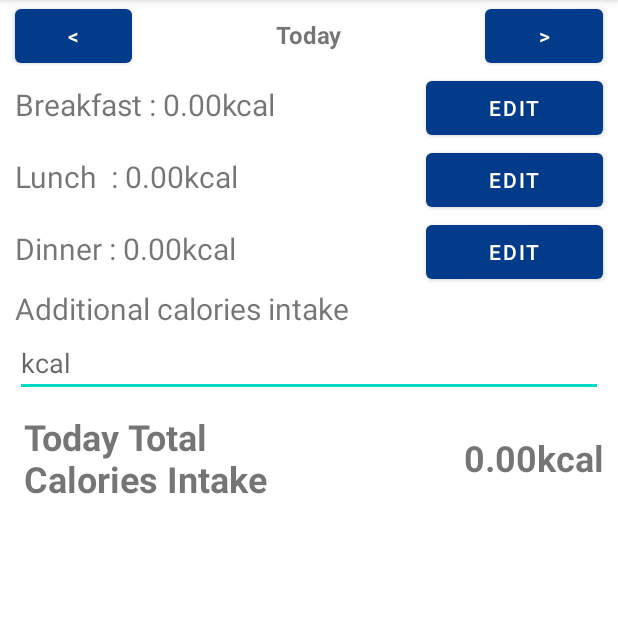
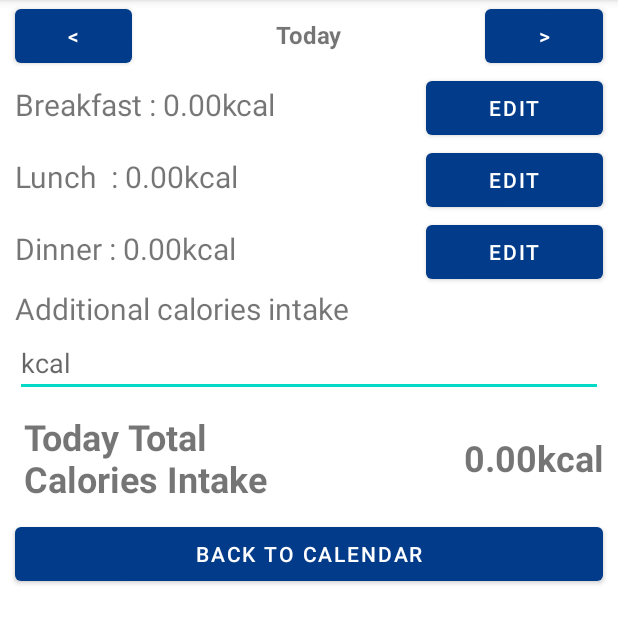
Before and after one commit to hosuiting/COMP3330Project, an Android app: the DailyCaloriesActivity screen opened directly, with no data from a screen before it, on a phone screen of 412 x 824 dp, the part 84-728 px from its top. Run offline under Robolectric (Android 15) with nearby library versions, the phone set to English and light mode, and no system bars.

Commit message:
calendar + dailycalories

```diff
--- a/app/src/main/java/hk/hku/cs/comp3330project/DailyCaloriesActivity.java
+++ b/app/src/main/java/hk/hku/cs/comp3330project/DailyCaloriesActivity.java
@@ -43,6 +43,7 @@ public class DailyCaloriesActivity extends AppCompatActivity {
     private Button tomorrow;
     private DateFormat dateFormat = new SimpleDateFormat("yyyy-MM-dd");
     private Date today;
+    private Button toCalendar;
     @Override
     protected void onCreate(Bundle savedInstanceState) {
         super.onCreate(savedInstanceState);
@@ -56,9 +57,9 @@ public class DailyCaloriesActivity extends AppCompatActivity {
             date_display.setText(date);
             Date check_today=Calendar.getInstance().getTime();
             String check_today_string=dateFormat.format(check_today);
-            if(date.equals(check_today_string)){
-                tomorrow.setVisibility(View.GONE);
-            }
+//            if(date.equals(check_today_string)){
+//                tomorrow.setVisibility(View.GONE);
+//            }
         }
         breakfast_kcal_value=Double.longBitsToDouble(mydata.getLong(date+"breakfast",0));
         lunch_kcal_value=Double.longBitsToDouble(mydata.getLong(date+"lunch",0));
@@ -74,7 +75,7 @@ public class DailyCaloriesActivity extends AppCompatActivity {
         additional_kcal = (EditText)  findViewById(R.id.additional_kcal);
         total_kcal = (TextView)  findViewById(R.id.total_kcal);
         yesterday = (Button)findViewById(R.id.yesterday);
-
+        toCalendar = (Button)findViewById(R.id.toCalendar);
 
         breakfast_kcal.setText("Breakfast : "+String.format("%.2f",breakfast_kcal_value)+"kcal");
         lunch_kcal.setText("Lunch  : "+String.format("%.2f",lunch_kcal_value)+"kcal");
@@ -85,7 +86,12 @@ public class DailyCaloriesActivity extends AppCompatActivity {
         total_kcal_value=breakfast_kcal_value+lunch_kcal_value+dinner_kcal_value+additional_kcal_value;
         total_kcal.setText(String.format("%.2f",total_kcal_value)+"kcal");
 
-
+        toCalendar.setOnClickListener(new View.OnClickListener() {
+            @Override
+            public void onClick(View view) {
+                startActivity(new Intent(DailyCaloriesActivity.this,CalendarActivity.class));
+            }
+        });
 
         breakfast_button.setOnClickListener(new View.OnClickListener() {
             @Override
--- a/app/src/main/res/layout/activity_daily_calories.xml
+++ b/app/src/main/res/layout/activity_daily_calories.xml
@@ -168,6 +168,13 @@
 
             </LinearLayout>
 
+            <Button
+                android:id="@+id/toCalendar"
+                android:layout_width="match_parent"
+                android:layout_height="wrap_content"
+                android:layout_margin="10dp"
+                android:text="Back to calendar" />
+
         </LinearLayout>
     </ScrollView>
 
```
Also changed, not shown: app/src/main/java/hk/hku/cs/comp3330project/CalendarActivity.java (+8 -1 lines), app/src/main/java/hk/hku/cs/comp3330project/HomeActivity.java (+8 -7 lines).
